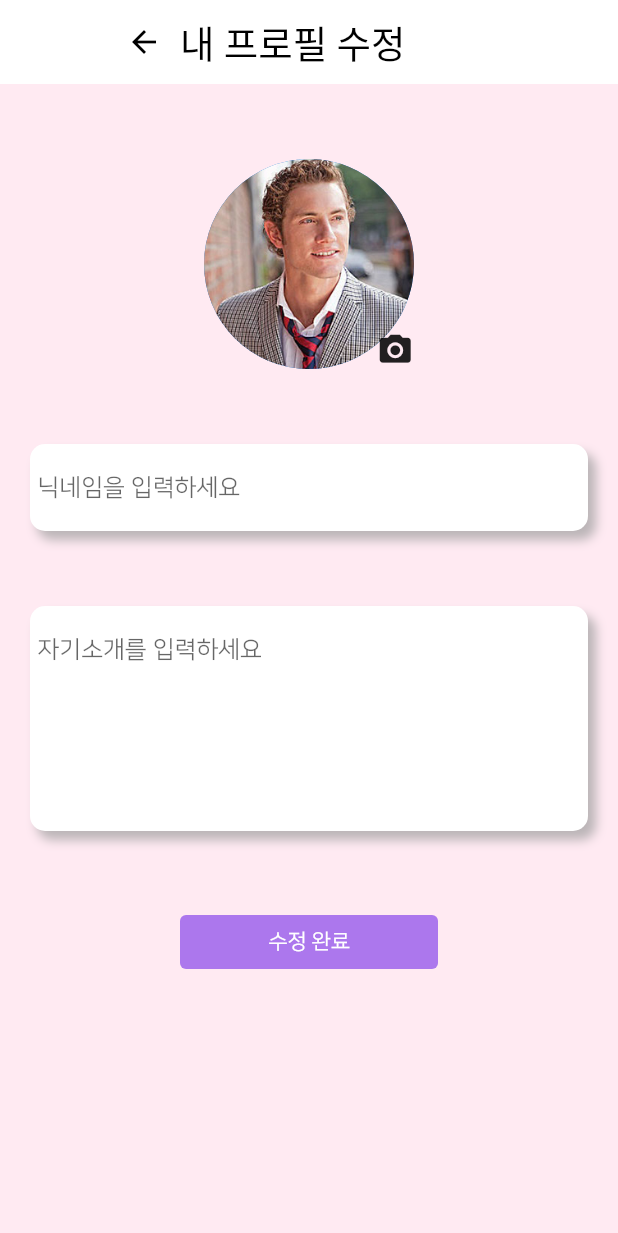
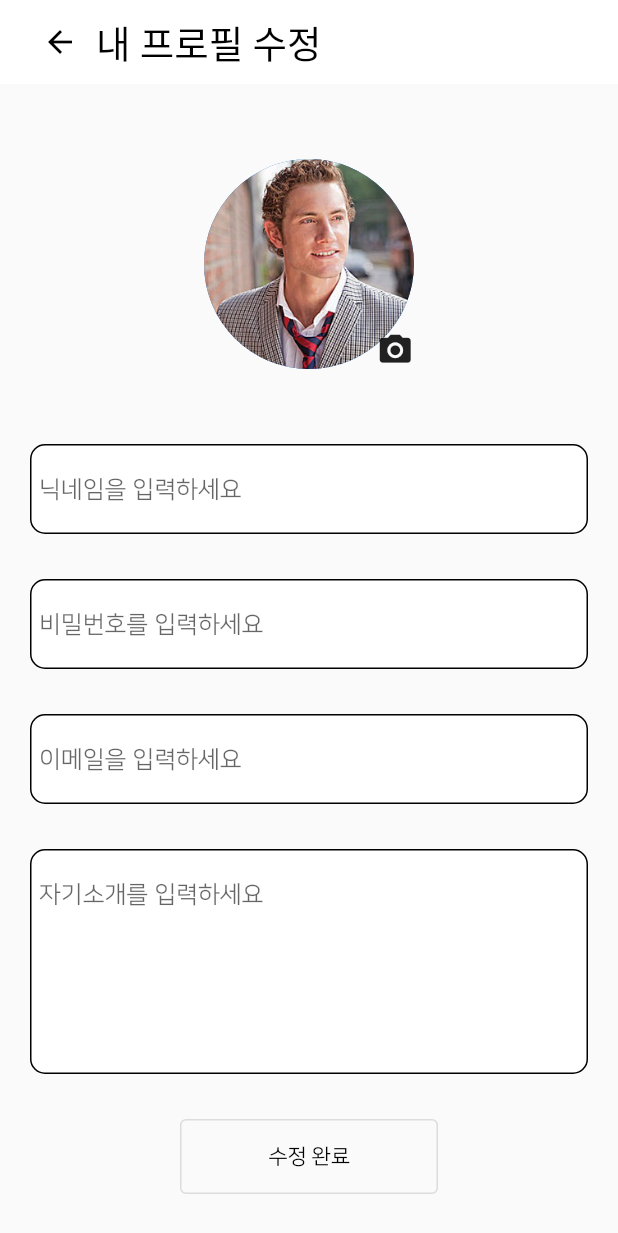
Before and after one commit to BeomyoonHeo/ggamf_front, a Flutter app: the UpdateMyProfile screen opened directly, on a phone screen of 412 x 824 dp. Shown: the top 1233 px of the screen. Run offline on Flutter 3.47's test engine with Material 2 defaults, Android fonts, the light colour scheme and no system bars; our stand-ins replace chips_choice, data_table_2, flashy_tab_bar2, flutter_rating_bar, flutter_svg, font_awesome_flutter and 2 more; project files that could hold a hidden picture were left out.

Commit message:
[최영훈]프로필 페이지 디자인 수정, 탈퇴페이지 추가
* putget 세팅 완료

* 바텀네비게이터 추가

* mypage 1차완료

* opponent_profile_page 1차완료

* update_profile_page 1차완료

* my_profile_page 2차완료

* opponent_profile_page 2차 완료

* update_my_profile_page 2차 완료

* bottom_navigator 공용컴포넌트 삭제

* my_profile_page 2차완료

* opponent_profile_page 2차완료

* update_my_profile_page 2차완료

* opponent_profile_page 버튼스타일 수정

* my_ggamf_page 1차완료

* 내껨프 디자인 수정중

* 컴포넌트 추가

* withdrawal_page 완성

* my_profile_page 디자인 수정

* update_my_profile_page 수정

```diff
--- a/lib/views/pages/profile/update_my_profile/update_my_profile_page.dart
+++ b/lib/views/pages/profile/update_my_profile/update_my_profile_page.dart
@@ -20,8 +20,7 @@ class _UpdateMyProfileState extends State<UpdateMyProfile> {
   Widget build(BuildContext context) {
     return Scaffold(
       resizeToAvoidBottomInset: false,
-      appBar: _AppBar(),
-      backgroundColor: kPrimaryColor,
+      appBar: _appBar(),
       body: Padding(
         padding: const EdgeInsets.only(left: 20, right: 20),
         child: ListView(
@@ -30,25 +29,64 @@ class _UpdateMyProfileState extends State<UpdateMyProfile> {
             _changePhoto(),
             SizedBox(height: 50),
             _nickName(),
-            SizedBox(height: 50),
+            SizedBox(height: 30),
+            _password(),
+            SizedBox(height: 30),
+            _email(),
+            SizedBox(height: 30),
             _introduce(),
-            SizedBox(height: 50),
+            SizedBox(height: 30),
             _updateProfileButton(),
-            SizedBox(height: 50),
+            SizedBox(height: 30),
           ],
         ),
       ),
     );
   }
 
-  AppBar _AppBar() {
+  Container _email() {
+    return Container(
+      padding: EdgeInsets.all(5),
+      width: double.infinity,
+      decoration: BoxDecoration(
+        border: Border.all(width: 1),
+        borderRadius: BorderRadius.circular(10),
+        color: Colors.white,
+      ),
+      child: TextField(
+        decoration: InputDecoration(
+          border: InputBorder.none,
+          hintText: "이메일을 입력하세요",
+        ),
+      ),
+    );
+  }
+
+  Container _password() {
+    return Container(
+      padding: EdgeInsets.all(5),
+      width: double.infinity,
+      decoration: BoxDecoration(
+        border: Border.all(width: 1),
+        borderRadius: BorderRadius.circular(10),
+        color: Colors.white,
+      ),
+      child: TextField(
+        decoration: InputDecoration(
+          border: InputBorder.none,
+          hintText: "비밀번호를 입력하세요",
+        ),
+      ),
+    );
+  }
+
+  AppBar _appBar() {
     return AppBar(
+      automaticallyImplyLeading: false,
       backgroundColor: Colors.white,
       title: Row(
         children: [
-          BackButton(
-            color: Colors.black,
-          ),
+          BackButton(color: Colors.black),
           Text("내 프로필 수정", style: TextStyle(color: Colors.black)),
         ],
       ),
@@ -69,8 +107,7 @@ class _UpdateMyProfileState extends State<UpdateMyProfile> {
                 right: 0,
                 child: InkWell(
                   onTap: () {
-                    showModalBottomSheet(
-                        context: context, builder: (builder) => _bottomSheet());
+                    showModalBottomSheet(context: context, builder: (builder) => _bottomSheet());
                   },
                   child: Icon(
                     Icons.camera_alt,
@@ -86,11 +123,12 @@ class _UpdateMyProfileState extends State<UpdateMyProfile> {
   Widget _updateProfileButton() {
     return Container(
       padding: EdgeInsets.only(left: 100, right: 100),
-      child: ElevatedButton(
+      child: OutlinedButton(
         onPressed: () {},
         child: Text("수정 완료"),
-        style: ElevatedButton.styleFrom(
-          backgroundColor: kSecondaryColor,
+        style: OutlinedButton.styleFrom(
+          foregroundColor: Colors.black,
+          minimumSize: Size(150, 50),
         ),
       ),
     );
@@ -102,14 +140,7 @@ class _UpdateMyProfileState extends State<UpdateMyProfile> {
       height: 150,
       width: double.infinity,
       decoration: BoxDecoration(
-        boxShadow: [
-          BoxShadow(
-            color: Colors.grey.withOpacity(0.7),
-            blurRadius: 5,
-            spreadRadius: 0,
-            offset: Offset(5, 6),
-          ),
-        ],
+        border: Border.all(width: 1),
         borderRadius: BorderRadius.circular(10),
         color: Colors.white,
       ),
@@ -131,14 +162,7 @@ class _UpdateMyProfileState extends State<UpdateMyProfile> {
       padding: EdgeInsets.all(5),
       width: double.infinity,
       decoration: BoxDecoration(
-        boxShadow: [
-          BoxShadow(
-            color: Colors.grey.withOpacity(0.7),
-            blurRadius: 5,
-            spreadRadius: 0,
-            offset: Offset(5, 6),
-          ),
-        ],
+        border: Border.all(width: 1),
         borderRadius: BorderRadius.circular(10),
         color: Colors.white,
       ),
```
Also changed, not shown: lib/views/pages/profile/components/profileContext.dart (added, +80 -0 lines), lib/views/pages/profile/my_profile/my_profile_page.dart (+34 -28 lines), lib/views/pages/profile/withdrawal/withdrawal_page.dart (+97 -2 lines).
